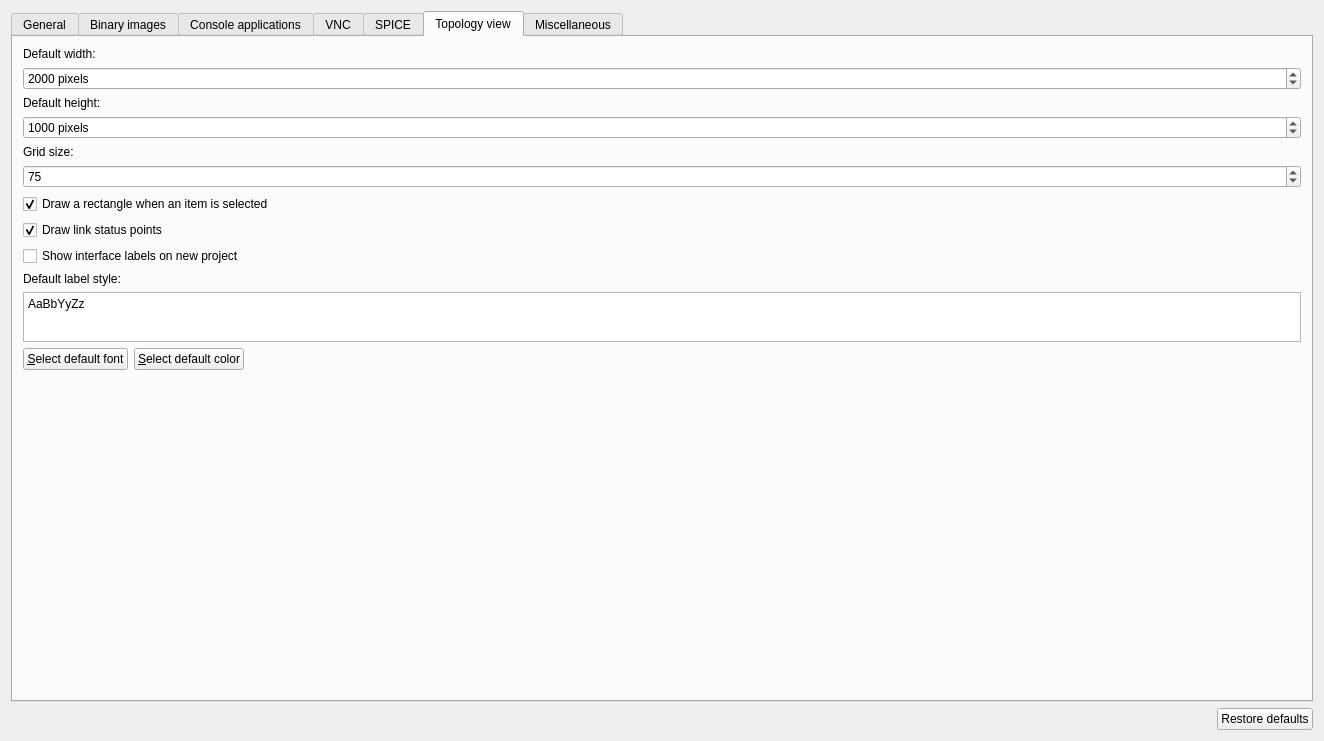
Above: gns3/ui/general_preferences_page.ui from GNS3/gns3-gui before the change. Below: the same form after it.
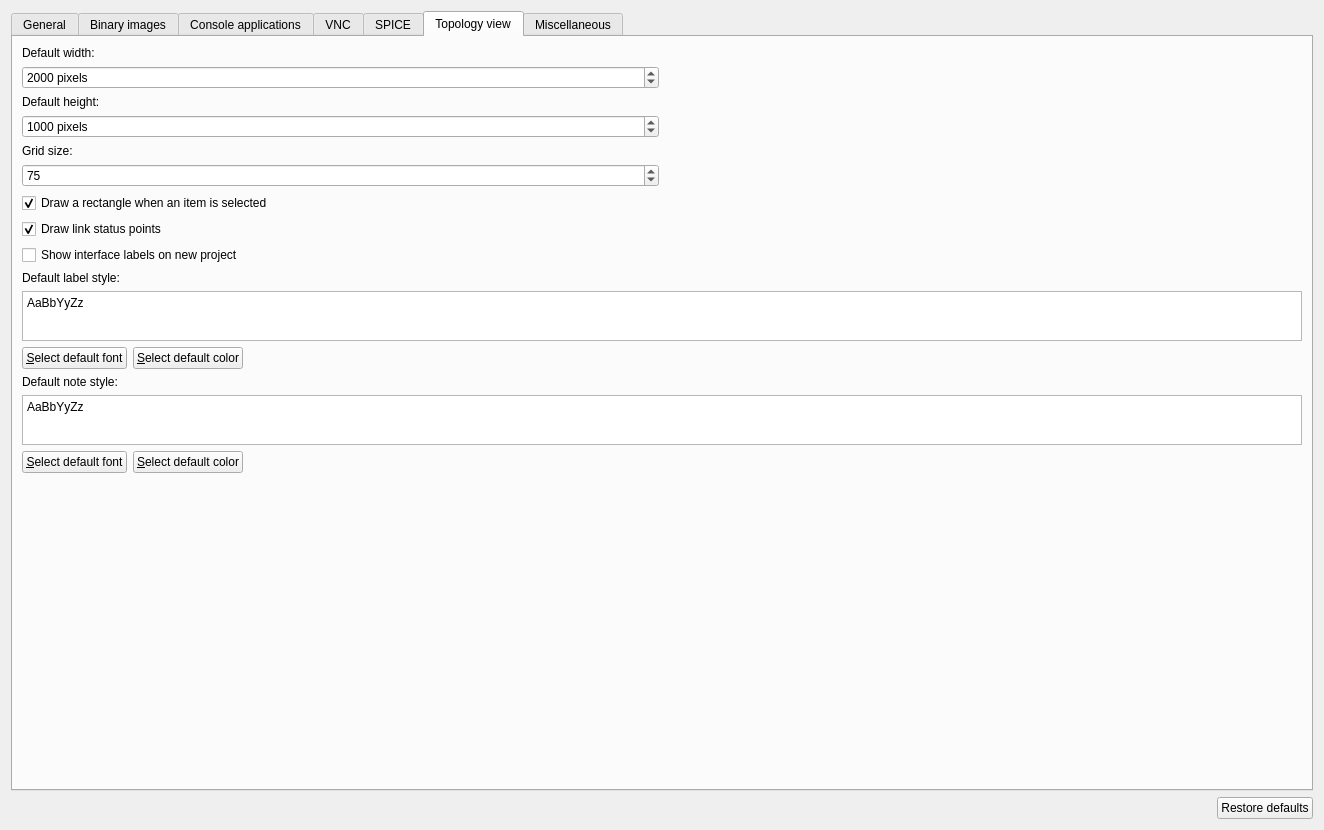
That is the form after the change. The open tabs and pages were chosen to show the change.

Commit message: Separate appliance font from note font. Fixes #2477.

```diff
--- a/gns3/ui/general_preferences_page.ui
+++ b/gns3/ui/general_preferences_page.ui
@@ -7,7 +7,7 @@
     <x>0</x>
     <y>0</y>
     <width>1324</width>
-    <height>741</height>
+    <height>830</height>
    </rect>
   </property>
   <property name="windowTitle">
@@ -643,20 +643,7 @@
       <attribute name="title">
        <string>Topology view</string>
       </attribute>
-      <layout class="QGridLayout" name="gridLayout_8">
-       <property name="margin">
-        <number>10</number>
-       </property>
-       <item row="6" column="0" colspan="2">
-        <widget class="QCheckBox" name="uiRectangleSelectedItemCheckBox">
-         <property name="text">
-          <string>Draw a rectangle when an item is selected</string>
-         </property>
-         <property name="checked">
-          <bool>true</bool>
-         </property>
-        </widget>
-       </item>
+      <layout class="QGridLayout" name="gridLayout_3">
        <item row="0" column="0">
         <widget class="QLabel" name="uiSceneWidthLabel">
          <property name="text">
@@ -664,36 +651,24 @@
          </property>
         </widget>
        </item>
-       <item row="11" column="0" colspan="2">
-        <layout class="QHBoxLayout" name="horizontalLayout_5">
-         <item>
-          <widget class="QPushButton" name="uiDefaultLabelFontPushButton">
-           <property name="text">
-            <string>&amp;Select default font</string>
-           </property>
-          </widget>
-         </item>
-         <item>
-          <widget class="QPushButton" name="uiDefaultLabelColorPushButton">
-           <property name="text">
-            <string>&amp;Select default color</string>
-           </property>
-          </widget>
-         </item>
-         <item>
-          <spacer name="horizontalSpacer_3">
-           <property name="orientation">
-            <enum>Qt::Horizontal</enum>
-           </property>
-           <property name="sizeHint" stdset="0">
-            <size>
-             <width>40</width>
-             <height>20</height>
-            </size>
-           </property>
-          </spacer>
-         </item>
-        </layout>
+       <item row="1" column="0">
+        <widget class="QSpinBox" name="uiSceneWidthSpinBox">
+         <property name="suffix">
+          <string> pixels</string>
+         </property>
+         <property name="minimum">
+          <number>500</number>
+         </property>
+         <property name="maximum">
+          <number>1000000</number>
+         </property>
+         <property name="singleStep">
+          <number>100</number>
+         </property>
+         <property name="value">
+          <number>2000</number>
+         </property>
+        </widget>
        </item>
        <item row="2" column="0">
         <widget class="QLabel" name="uiSceneHeightLabel">
@@ -702,7 +677,7 @@
          </property>
         </widget>
        </item>
-       <item row="3" column="0" colspan="2">
+       <item row="3" column="0">
         <widget class="QSpinBox" name="uiSceneHeightSpinBox">
          <property name="suffix">
           <string> pixels</string>
@@ -721,84 +696,6 @@
          </property>
         </widget>
        </item>
-       <item row="9" column="0">
-        <widget class="QLabel" name="uiLabelPreviewLabel">
-         <property name="text">
-          <string>Default label style:</string>
-         </property>
-        </widget>
-       </item>
-       <item row="7" column="0">
-        <widget class="QCheckBox" name="uiDrawLinkStatusPointsCheckBox">
-         <property name="text">
-          <string>Draw link status points</string>
-         </property>
-         <property name="checked">
-          <bool>true</bool>
-         </property>
-        </widget>
-       </item>
-       <item row="10" column="0" colspan="2">
-        <widget class="QPlainTextEdit" name="uiDefaultLabelStylePlainTextEdit">
-         <property name="sizePolicy">
-          <sizepolicy hsizetype="MinimumExpanding" vsizetype="Expanding">
-           <horstretch>0</horstretch>
-           <verstretch>0</verstretch>
-          </sizepolicy>
-         </property>
-         <property name="maximumSize">
-          <size>
-           <width>16777215</width>
-           <height>50</height>
-          </size>
-         </property>
-         <property name="readOnly">
-          <bool>true</bool>
-         </property>
-         <property name="plainText">
-          <string>AaBbYyZz</string>
-         </property>
-        </widget>
-       </item>
-       <item row="12" column="0">
-        <spacer name="verticalSpacer_2">
-         <property name="orientation">
-          <enum>Qt::Vertical</enum>
-         </property>
-         <property name="sizeHint" stdset="0">
-          <size>
-           <width>20</width>
-           <height>5</height>
-          </size>
-         </property>
-        </spacer>
-       </item>
-       <item row="1" column="0" colspan="2">
-        <widget class="QSpinBox" name="uiSceneWidthSpinBox">
-         <property name="suffix">
-          <string> pixels</string>
-         </property>
-         <property name="minimum">
-          <number>500</number>
-         </property>
-         <property name="maximum">
-          <number>1000000</number>
-         </property>
-         <property name="singleStep">
-          <number>100</number>
-         </property>
-         <property name="value">
-          <number>2000</number>
-         </property>
-        </widget>
-       </item>
-       <item row="8" column="0">
-        <widget class="QCheckBox" name="uiShowInterfaceLabelsOnNewProject">
-         <property name="text">
-          <string>Show interface labels on new project</string>
-         </property>
-        </widget>
-       </item>
        <item row="4" column="0">
         <widget class="QLabel" name="uiGridSizeLabel">
          <property name="text">
@@ -806,7 +703,7 @@
          </property>
         </widget>
        </item>
-       <item row="5" column="0" colspan="2">
+       <item row="5" column="0">
         <widget class="QSpinBox" name="uiGridSizeSpinBox">
          <property name="minimum">
           <number>10</number>
@@ -822,6 +719,166 @@
          </property>
         </widget>
        </item>
+       <item row="6" column="0" colspan="2">
+        <widget class="QCheckBox" name="uiRectangleSelectedItemCheckBox">
+         <property name="text">
+          <string>Draw a rectangle when an item is selected</string>
+         </property>
+         <property name="checked">
+          <bool>true</bool>
+         </property>
+        </widget>
+       </item>
+       <item row="7" column="0" colspan="2">
+        <widget class="QCheckBox" name="uiDrawLinkStatusPointsCheckBox">
+         <property name="text">
+          <string>Draw link status points</string>
+         </property>
+         <property name="checked">
+          <bool>true</bool>
+         </property>
+        </widget>
+       </item>
+       <item row="8" column="0" colspan="2">
+        <widget class="QCheckBox" name="uiShowInterfaceLabelsOnNewProject">
+         <property name="text">
+          <string>Show interface labels on new project</string>
+         </property>
+        </widget>
+       </item>
+       <item row="9" column="0" colspan="2">
+        <widget class="QLabel" name="uiLabelPreviewLabel">
+         <property name="text">
+          <string>Default label style:</string>
+         </property>
+        </widget>
+       </item>
+       <item row="10" column="0" colspan="2">
+        <widget class="QPlainTextEdit" name="uiDefaultLabelStylePlainTextEdit">
+         <property name="sizePolicy">
+          <sizepolicy hsizetype="MinimumExpanding" vsizetype="Expanding">
+           <horstretch>0</horstretch>
+           <verstretch>0</verstretch>
+          </sizepolicy>
+         </property>
+         <property name="maximumSize">
+          <size>
+           <width>16777215</width>
+           <height>50</height>
+          </size>
+         </property>
+         <property name="readOnly">
+          <bool>true</bool>
+         </property>
+         <property name="plainText">
+          <string>AaBbYyZz</string>
+         </property>
+        </widget>
+       </item>
+       <item row="11" column="0" colspan="2">
+        <layout class="QHBoxLayout" name="horizontalLayout_5">
+         <item>
+          <widget class="QPushButton" name="uiDefaultLabelFontPushButton">
+           <property name="text">
+            <string>&amp;Select default font</string>
+           </property>
+          </widget>
+         </item>
+         <item>
+          <widget class="QPushButton" name="uiDefaultLabelColorPushButton">
+           <property name="text">
+            <string>&amp;Select default color</string>
+           </property>
+          </widget>
+         </item>
+         <item>
+          <spacer name="horizontalSpacer_3">
+           <property name="orientation">
+            <enum>Qt::Horizontal</enum>
+           </property>
+           <property name="sizeHint" stdset="0">
+            <size>
+             <width>40</width>
+             <height>20</height>
+            </size>
+           </property>
+          </spacer>
+         </item>
+        </layout>
+       </item>
+       <item row="12" column="0" colspan="2">
+        <widget class="QLabel" name="uiNotePreviewLabel">
+         <property name="text">
+          <string>Default note style:</string>
+         </property>
+        </widget>
+       </item>
+       <item row="13" column="0" colspan="2">
+        <widget class="QPlainTextEdit" name="uiDefaultNoteStylePlainTextEdit">
+         <property name="sizePolicy">
+          <sizepolicy hsizetype="MinimumExpanding" vsizetype="Expanding">
+           <horstretch>0</horstretch>
+           <verstretch>0</verstretch>
+          </sizepolicy>
+         </property>
+         <property name="maximumSize">
+          <size>
+           <width>16777215</width>
+           <height>50</height>
+          </size>
+         </property>
+         <property name="readOnly">
+          <bool>true</bool>
+         </property>
+         <property name="plainText">
+          <string>AaBbYyZz</string>
+         </property>
+        </widget>
+       </item>
+       <item row="14" column="0" colspan="2">
+        <layout class="QHBoxLayout" name="horizontalLayout_14">
+         <item>
+          <widget class="QPushButton" name="uiDefaultNoteFontPushButton">
+           <property name="text">
+            <string>&amp;Select default font</string>
+           </property>
+          </widget>
+         </item>
+         <item>
+          <widget class="QPushButton" name="uiDefaultNoteColorPushButton">
+           <property name="text">
+            <string>&amp;Select default color</string>
+           </property>
+          </widget>
+         </item>
+         <item>
+          <spacer name="horizontalSpacer_5">
+           <property name="orientation">
+            <enum>Qt::Horizontal</enum>
+           </property>
+           <property name="sizeHint" stdset="0">
+            <size>
+             <width>40</width>
+             <height>20</height>
+            </size>
+           </property>
+          </spacer>
+         </item>
+        </layout>
+       </item>
+       <item row="15" column="1">
+        <spacer name="verticalSpacer_2">
+         <property name="orientation">
+          <enum>Qt::Vertical</enum>
+         </property>
+         <property name="sizeHint" stdset="0">
+          <size>
+           <width>20</width>
+           <height>5</height>
+          </size>
+         </property>
+        </spacer>
+       </item>
       </layout>
      </widget>
      <widget class="QWidget" name="uiMiscTab">
```
The commit also changes 10 other files.
